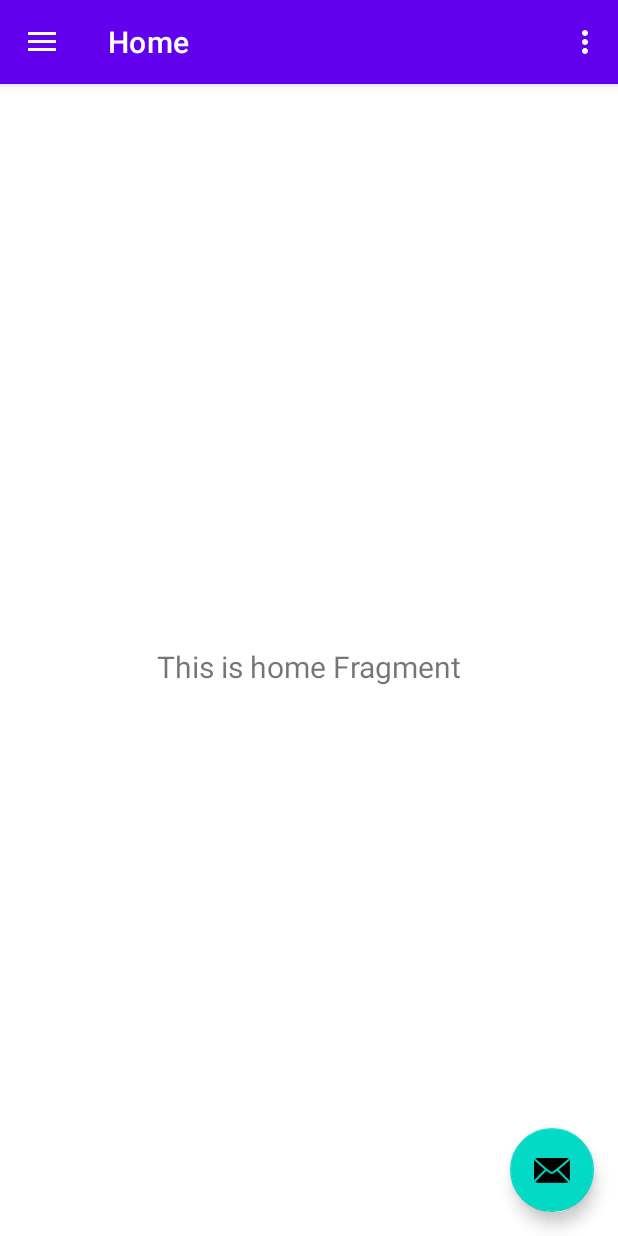
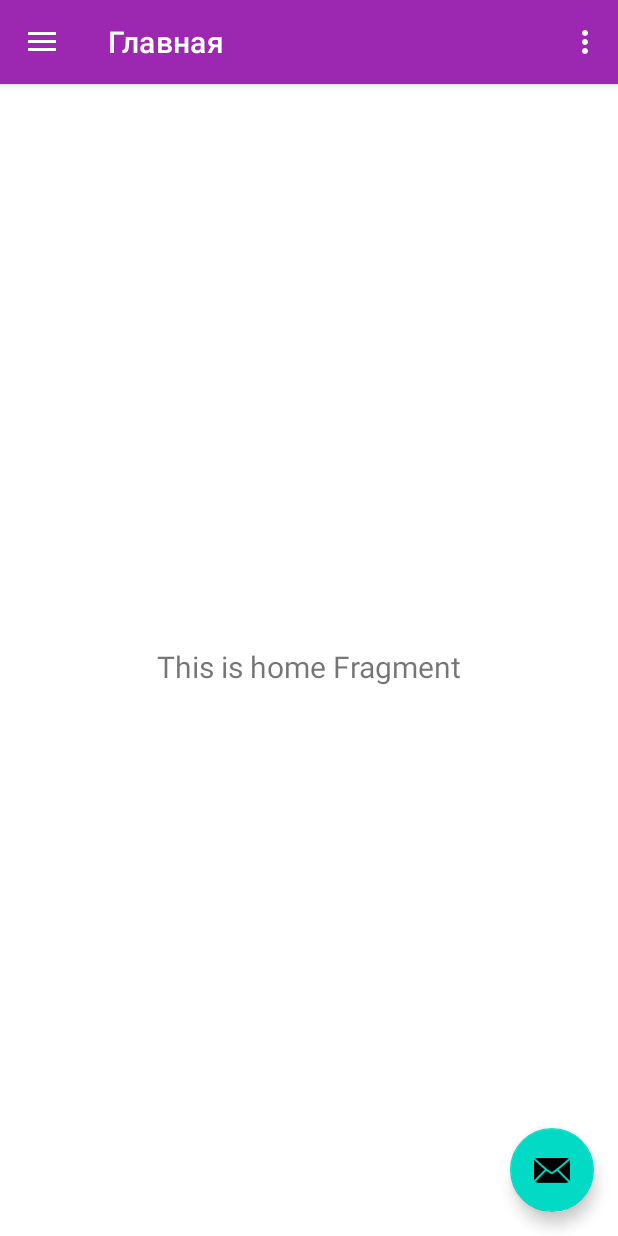
Before and after one commit to alexandr-omeluaniuk/elizabeth, an Android app: the screen it shows after launch (MainActivity), on a phone screen of 412 x 824 dp. Run offline under Robolectric (Android 15) with nearby library versions, the phone set to English and light mode, and no system bars; our stand-ins replace navigation-ui.

Commit message:
Re-styling.

```diff
--- a/app/src/main/java/com/example/elizabeth/ui/gallery/GalleryFragment.kt
+++ b/app/src/main/java/com/example/elizabeth/ui/gallery/GalleryFragment.kt
@@ -9,12 +9,12 @@ import androidx.fragment.app.Fragment
 import androidx.lifecycle.Observer
 import androidx.lifecycle.ViewModelProvider
 import com.example.elizabeth.R
-import com.example.elizabeth.databinding.FragmentGalleryBinding
+import com.example.elizabeth.databinding.FragmentShoppingListsBinding
 
 class GalleryFragment : Fragment() {
 
     private lateinit var galleryViewModel: GalleryViewModel
-    private var _binding: FragmentGalleryBinding? = null
+    private var _binding: FragmentShoppingListsBinding? = null
 
     // This property is only valid between onCreateView and
     // onDestroyView.
@@ -28,7 +28,7 @@ class GalleryFragment : Fragment() {
         galleryViewModel =
             ViewModelProvider(this).get(GalleryViewModel::class.java)
 
-        _binding = FragmentGalleryBinding.inflate(inflater, container, false)
+        _binding = FragmentShoppingListsBinding.inflate(inflater, container, false)
         val root: View = binding.root
 
         val textView: TextView = binding.textGallery
--- /dev/null
+++ b/app/src/main/res/drawable/ic_dashboard.xml
@@ -0,0 +1,10 @@
+<vector xmlns:android="http://schemas.android.com/apk/res/android"
+    android:width="24dp"
+    android:height="24dp"
+    android:viewportWidth="24"
+    android:viewportHeight="24"
+    android:tint="?attr/colorControlNormal">
+  <path
+      android:fillColor="@android:color/white"
+      android:pathData="M3,13h8L11,3L3,3v10zM3,21h8v-6L3,15v6zM13,21h8L21,11h-8v10zM13,3v6h8L21,3h-8z"/>
+</vector>
--- a/app/src/main/res/drawable/ic_menu_camera.xml
+++ /dev/null
@@ -1,12 +0,0 @@
-<vector xmlns:android="http://schemas.android.com/apk/res/android"
-    android:width="24dp"
-    android:height="24dp"
-    android:viewportWidth="24.0"
-    android:viewportHeight="24.0">
-    <path
-        android:fillColor="#FF000000"
-        android:pathData="M12,12m-3.2,0a3.2,3.2 0,1 1,6.4 0a3.2,3.2 0,1 1,-6.4 0" />
-    <path
-        android:fillColor="#FF000000"
-        android:pathData="M9,2L7.17,4H4c-1.1,0 -2,0.9 -2,2v12c0,1.1 0.9,2 2,2h16c1.1,0 2,-0.9 2,-2V6c0,-1.1 -0.9,-2 -2,-2h-3.17L15,2H9zm3,15c-2.76,0 -5,-2.24 -5,-5s2.24,-5 5,-5 5,2.24 5,5 -2.24,5 -5,5z" />
-</vector>
--- a/app/src/main/res/drawable/ic_menu_gallery.xml
+++ /dev/null
@@ -1,9 +0,0 @@
-<vector xmlns:android="http://schemas.android.com/apk/res/android"
-    android:width="24dp"
-    android:height="24dp"
-    android:viewportWidth="24.0"
-    android:viewportHeight="24.0">
-    <path
-        android:fillColor="#FF000000"
-        android:pathData="M22,16V4c0,-1.1 -0.9,-2 -2,-2H8c-1.1,0 -2,0.9 -2,2v12c0,1.1 0.9,2 2,2h12c1.1,0 2,-0.9 2,-2zm-11,-4l2.03,2.71L16,11l4,5H8l3,-4zM2,6v14c0,1.1 0.9,2 2,2h14v-2H4V6H2z" />
-</vector>
--- /dev/null
+++ b/app/src/main/res/drawable/ic_shopping_list.xml
@@ -0,0 +1,10 @@
+<vector xmlns:android="http://schemas.android.com/apk/res/android"
+    android:width="24dp"
+    android:height="24dp"
+    android:viewportWidth="24"
+    android:viewportHeight="24"
+    android:tint="?attr/colorControlNormal">
+  <path
+      android:fillColor="@android:color/white"
+      android:pathData="M7,18c-1.1,0 -1.99,0.9 -1.99,2S5.9,22 7,22s2,-0.9 2,-2 -0.9,-2 -2,-2zM1,2v2h2l3.6,7.59 -1.35,2.45c-0.16,0.28 -0.25,0.61 -0.25,0.96 0,1.1 0.9,2 2,2h12v-2L7.42,15c-0.14,0 -0.25,-0.11 -0.25,-0.25l0.03,-0.12 0.9,-1.63h7.45c0.75,0 1.41,-0.41 1.75,-1.03l3.58,-6.49c0.08,-0.14 0.12,-0.31 0.12,-0.48 0,-0.55 -0.45,-1 -1,-1L5.21,4l-0.94,-2L1,2zM17,18c-1.1,0 -1.99,0.9 -1.99,2s0.89,2 1.99,2 2,-0.9 2,-2 -0.9,-2 -2,-2z"/>
+</vector>
--- a/app/src/main/res/menu/activity_main_drawer.xml
+++ b/app/src/main/res/menu/activity_main_drawer.xml
@@ -6,12 +6,12 @@
     <group android:checkableBehavior="single">
         <item
             android:id="@+id/nav_home"
-            android:icon="@drawable/ic_menu_camera"
+            android:icon="@drawable/ic_dashboard"
             android:title="@string/menu_home" />
         <item
             android:id="@+id/nav_gallery"
-            android:icon="@drawable/ic_menu_gallery"
-            android:title="@string/menu_gallery" />
+            android:icon="@drawable/ic_shopping_list"
+            android:title="@string/menu_shopping_lists" />
         <item
             android:id="@+id/nav_slideshow"
             android:icon="@drawable/ic_menu_slideshow"
--- a/app/src/main/res/navigation/mobile_navigation.xml
+++ b/app/src/main/res/navigation/mobile_navigation.xml
@@ -14,8 +14,8 @@
     <fragment
         android:id="@+id/nav_gallery"
         android:name="com.example.elizabeth.ui.gallery.GalleryFragment"
-        android:label="@string/menu_gallery"
-        tools:layout="@layout/fragment_gallery" />
+        android:label="@string/menu_shopping_lists"
+        tools:layout="@layout/fragment_shopping_lists" />
 
     <fragment
         android:id="@+id/nav_slideshow"
--- a/app/src/main/res/values/colors.xml
+++ b/app/src/main/res/values/colors.xml
@@ -1,8 +1,8 @@
 <?xml version="1.0" encoding="utf-8"?>
 <resources>
-    <color name="purple_200">#FFBB86FC</color>
-    <color name="purple_500">#FF6200EE</color>
-    <color name="purple_700">#FF3700B3</color>
+    <color name="purple_200">#ce93d8</color>
+    <color name="purple_500">#9c27b0</color>
+    <color name="purple_700">#7b1fa2</color>
     <color name="teal_200">#FF03DAC5</color>
     <color name="teal_700">#FF018786</color>
     <color name="black">#FF000000</color>
--- a/app/src/main/res/values/strings.xml
+++ b/app/src/main/res/values/strings.xml
@@ -7,7 +7,7 @@
     <string name="nav_header_desc">Navigation header</string>
     <string name="action_settings">Settings</string>
 
-    <string name="menu_home">Home</string>
-    <string name="menu_gallery">Gallery</string>
+    <string name="menu_home">Главная</string>
+    <string name="menu_shopping_lists">Списки в магазин</string>
     <string name="menu_slideshow">Slideshow</string>
 </resources>
--- a/build.gradle
+++ b/build.gradle
@@ -18,7 +18,7 @@ allprojects {
     repositories {
         google()
         mavenCentral()
-        jcenter() // Warning: this repository is going to shut down soon
+        //jcenter() // Warning: this repository is going to shut down soon
     }
 }
 
```
Also changed, not shown: app/src/main/res/layout/fragment_shopping_lists.xml (renamed from app/src/main/res/layout/fragment_gallery.xml).
